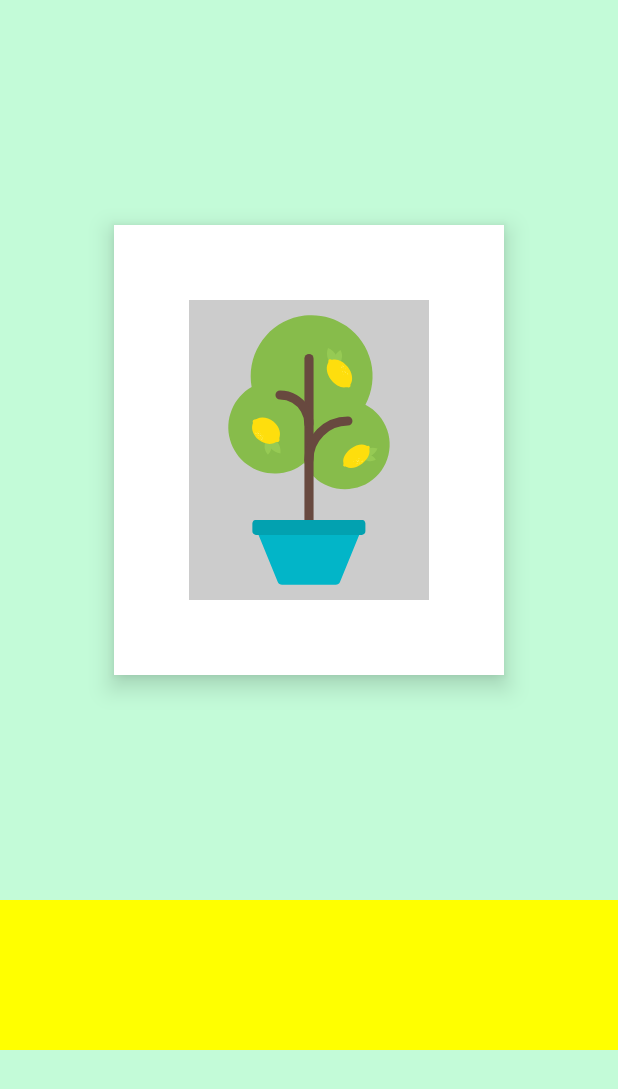
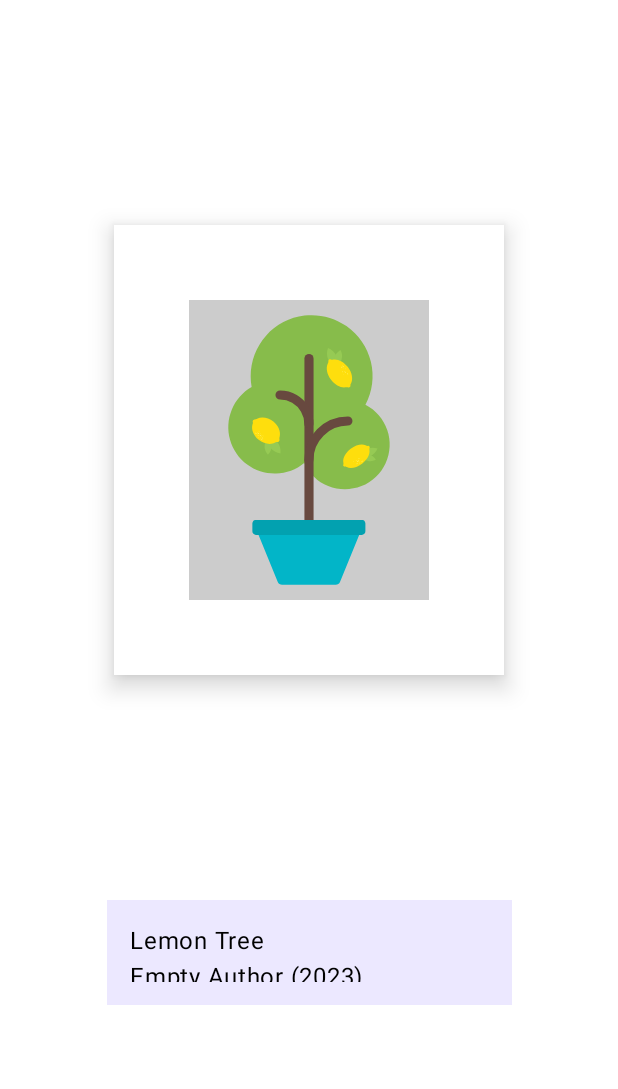
Before and after one commit to Name707/ArtSpaceApp, an Android app built with Jetpack Compose: the screen it shows after launch (MainActivity), on a phone screen of 412 x 824 dp. Shown: the top 1089 px of the screen. Run offline under Robolectric (Android 15) with nearby library versions, the phone set to English and light mode, and no system bars.

Commit message:
Добавлена функция с плашкой - информацией о картине.

```diff
--- a/app/src/main/java/com/example/artspace/MainActivity.kt
+++ b/app/src/main/java/com/example/artspace/MainActivity.kt
@@ -1,44 +1,31 @@
 package com.example.artspace
 
+import android.annotation.SuppressLint
 import android.os.Bundle
 import androidx.activity.ComponentActivity
 import androidx.activity.compose.setContent
-import androidx.compose.foundation.BorderStroke
 import androidx.compose.foundation.Image
 import androidx.compose.foundation.background
-import androidx.compose.foundation.border
 import androidx.compose.foundation.layout.Arrangement
-import androidx.compose.foundation.layout.Box
 import androidx.compose.foundation.layout.Column
 import androidx.compose.foundation.layout.Row
 import androidx.compose.foundation.layout.Spacer
-import androidx.compose.foundation.layout.fillMaxHeight
 import androidx.compose.foundation.layout.fillMaxSize
 import androidx.compose.foundation.layout.fillMaxWidth
 import androidx.compose.foundation.layout.height
 import androidx.compose.foundation.layout.padding
-import androidx.compose.foundation.layout.size
-import androidx.compose.foundation.layout.sizeIn
 import androidx.compose.foundation.layout.width
 import androidx.compose.foundation.layout.wrapContentSize
-import androidx.compose.foundation.layout.wrapContentWidth
-import androidx.compose.foundation.shape.RoundedCornerShape
-import androidx.compose.material3.MaterialTheme
-import androidx.compose.material3.Surface
-import androidx.compose.material3.Text
 import androidx.compose.runtime.Composable
 import androidx.compose.ui.Alignment
 import androidx.compose.ui.Modifier
 import androidx.compose.ui.draw.shadow
 import androidx.compose.ui.graphics.Color
-import androidx.compose.ui.graphics.RectangleShape
 import androidx.compose.ui.res.painterResource
-import androidx.compose.ui.res.stringResource
-import androidx.compose.ui.text.style.TextAlign
-
 import androidx.compose.ui.tooling.preview.Preview
 import androidx.compose.ui.unit.dp
 import com.example.artspace.ui.theme.ArtSpaceTheme
+import androidx.compose.material3.Text
 
 class MainActivity : ComponentActivity() {
     override fun onCreate(savedInstanceState: Bundle?) {
@@ -70,7 +57,7 @@ fun ArtSpaceImage(
     Column(
         modifier = Modifier
             .fillMaxSize()
-            .background(Color(0xFFC3FBD8)),
+            .background(Color.White),
         horizontalAlignment = Alignment.CenterHorizontally,
     ) {
 
@@ -100,14 +87,30 @@ fun ArtSpaceImage(
                 .height(150.dp)
         )
 
-        Row(
-            modifier = Modifier
-                .fillMaxWidth()
-                .height(100.dp)
-                .background(Color.Yellow)
-        ) {
+        CanvasInfo("Lemon Tree", "Empty Author (2023)")
 
-        }
     }
 
 }
+
+@Composable
+fun CanvasInfo(
+    canvasName: String,
+    authorAndDate: String,
+) {
+
+    Row(
+        modifier = Modifier
+            .width(270.dp)
+            .height(70.dp)
+            .background(Color(0xFFece8ff))
+            .padding(15.dp),
+        horizontalArrangement = Arrangement.Start,
+        verticalAlignment = Alignment.CenterVertically,
+    ) {
+
+        Text(
+            text = "$canvasName\n$authorAndDate"
+        )
+    }
+}
```
